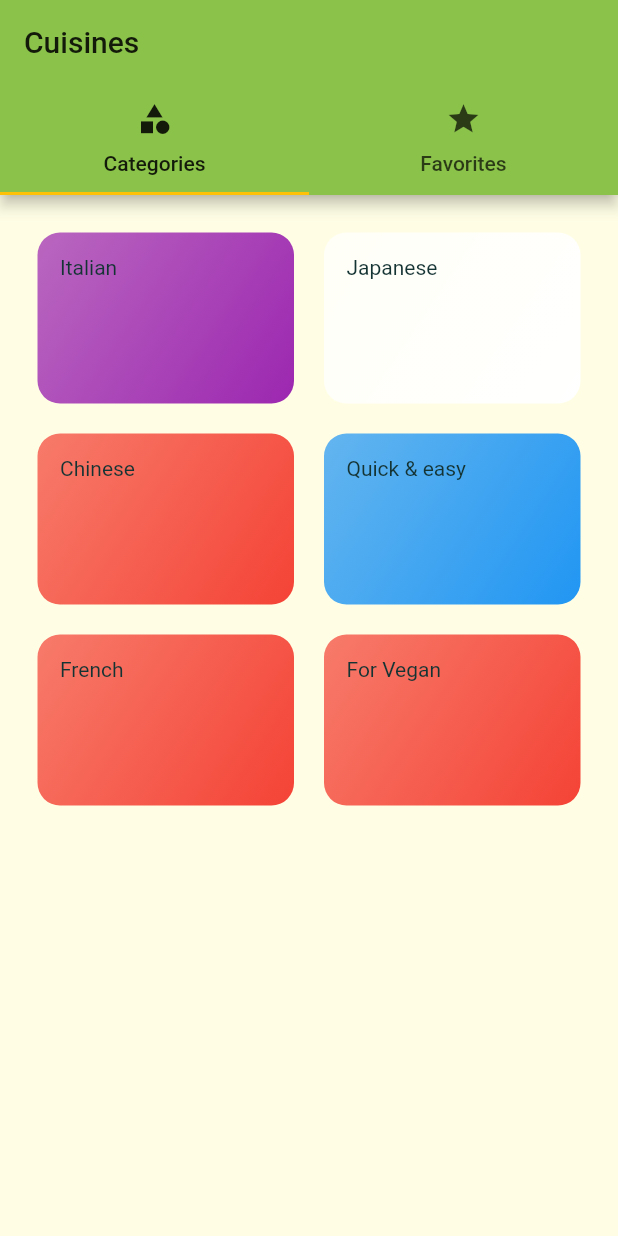
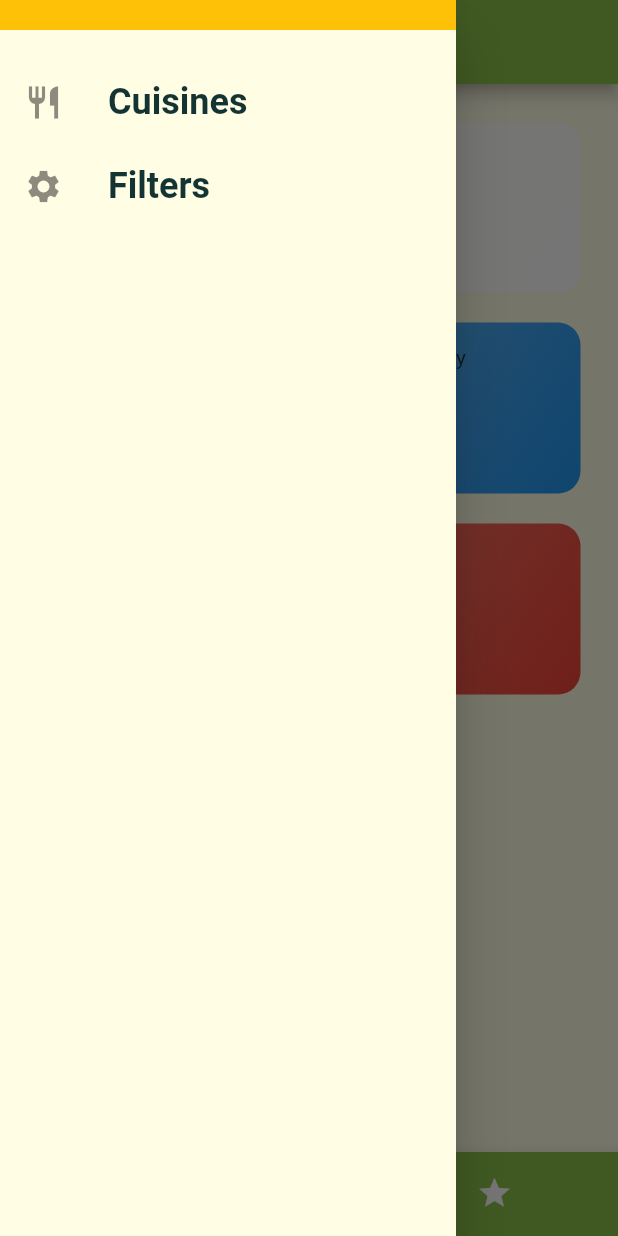
Before and after one commit to riy0/health_log, a Flutter app: the screen it shows after launch, with the side drawer open (before the commit the screen has no drawer), on a phone screen of 412 x 824 dp. Run offline on Flutter 3.47's test engine with Material 2 defaults, Android fonts, the phone set to English and light mode, and no system bars; Roboto replaces fonts that are missing (Raleway).

Commit message:
add/ filter page

```diff
--- a/lib/main.dart
+++ b/lib/main.dart
@@ -1,4 +1,5 @@
 import 'package:flutter/material.dart';
+import './screens/filters_screen.dart';
 import './screens/tabs_screen.dart';
 import './screens/cuisine_detail_screen.dart';
 
@@ -31,6 +32,7 @@ class MyApp extends StatelessWidget {
         '/': (ctx) => TabsScreen(),
         CategoryCuisinesScreen.routeName: (ctx) => CategoryCuisinesScreen(),
         CuisineDetailScreen.routeName: (ctx) => CuisineDetailScreen(),
+        FiltersScreen.routeName: (ctx) => FiltersScreen(),
       },
       onUnknownRoute: (settings) {
         return MaterialPageRoute(
--- /dev/null
+++ b/lib/screens/filters_screen.dart
@@ -0,0 +1,18 @@
+import 'package:flutter/material.dart';
+import 'package:health_log/widgets/main_drawer.dart';
+
+class FiltersScreen extends StatelessWidget {
+  static const routeName = '/filters';
+  @override
+  Widget build(BuildContext context) {
+    return Scaffold(
+      appBar: AppBar(
+        title: Text('Filters'),
+      ),
+      drawer: MainDrawer(),
+      body: Center(
+        child: Text('Filters'),
+      ),
+    );
+  }
+}
--- a/lib/screens/tabs_screen.dart
+++ b/lib/screens/tabs_screen.dart
@@ -1,4 +1,5 @@
 import 'package:flutter/material.dart';
+import '../widgets/main_drawer.dart';
 import './favorites_screen.dart';
 import './categories_screen.dart';
 
@@ -8,33 +9,46 @@ class TabsScreen extends StatefulWidget {
 }
 
 class _TabsScreenState extends State<TabsScreen> {
+  final List<Map<String, Object>> _pages = [
+    {'page': CategoriesScreen(), 'title': 'Categories'},
+    {'page': FavoritesScreen(), 'title': 'Favorites'},
+  ];
+
+  int _selectedPageIndex = 0;
+
+  void _selectPage(int index) {
+    setState(() {
+      _selectedPageIndex = index;
+    });
+  }
+
   @override
   Widget build(BuildContext context) {
-    return DefaultTabController(
-      length: 2,
-      // initialIndex: 0,
-      child: Scaffold(
-        appBar: AppBar(
-          title: Text('Cuisines'),
-          bottom: TabBar(
-            tabs: <Widget>[
-              Tab(
-                icon: Icon(Icons.category),
-                text: 'Categories',
-              ),
-              Tab(
-                icon: Icon(Icons.star),
-                text: 'Favorites',
-              ),
-            ],
+    return Scaffold(
+      appBar: AppBar(
+        title: Text(_pages[_selectedPageIndex]['title']),
+      ),
+      drawer: MainDrawer(),
+      body: _pages[_selectedPageIndex]['page'],
+      bottomNavigationBar: BottomNavigationBar(
+        onTap: _selectPage,
+        unselectedItemColor: Colors.white,
+        selectedItemColor: Theme.of(context).accentColor,
+        backgroundColor: Theme.of(context).primaryColor,
+        currentIndex: _selectedPageIndex,
+        type: BottomNavigationBarType.shifting,
+        items: [
+          BottomNavigationBarItem(
+            backgroundColor: Theme.of(context).primaryColor,
+            icon: Icon(Icons.category),
+            title: Text('Categories'),
           ),
-        ),
-        body: TabBarView(
-          children: <Widget>[
-            CategoriesScreen(),
-            FavoritesScreen(),
-          ],
-        ),
+          BottomNavigationBarItem(
+            backgroundColor: Theme.of(context).primaryColor,
+            icon: Icon(Icons.star),
+            title: Text('Favorites'),
+          ),
+        ],
       ),
     );
   }
--- /dev/null
+++ b/lib/widgets/main_drawer.dart
@@ -0,0 +1,54 @@
+import 'package:flutter/material.dart';
+import '../screens/filters_screen.dart';
+
+class MainDrawer extends StatelessWidget {
+  Widget buildListTile(String title, IconData icon, Function tapHandler) {
+    return ListTile(
+      leading: Icon(
+        icon,
+        size: 26,
+      ),
+      title: Text(
+        title,
+        style: TextStyle(
+          fontSize: 24,
+          fontWeight: FontWeight.bold,
+        ),
+      ),
+      onTap: tapHandler,
+    );
+  }
+
+  @override
+  Widget build(BuildContext context) {
+    return Drawer(
+      child: Column(
+        children: <Widget>[
+          Container(
+            height: 20,
+            width: double.infinity,
+            padding: EdgeInsets.all(20),
+            alignment: Alignment.centerLeft,
+            color: Theme.of(context).accentColor,
+            child: Text(
+              'cook up',
+              style: TextStyle(
+                fontWeight: FontWeight.bold,
+                color: Theme.of(context).primaryColor,
+              ),
+            ),
+          ),
+          SizedBox(
+            height: 20,
+          ),
+          buildListTile('Cuisines', Icons.restaurant, () {
+            Navigator.of(context).pushNamed('/');
+          }),
+          buildListTile('Filters', Icons.settings, () {
+            Navigator.of(context).pushNamed(FiltersScreen.routeName);
+          }),
+        ],
+      ),
+    );
+  }
+}
```
